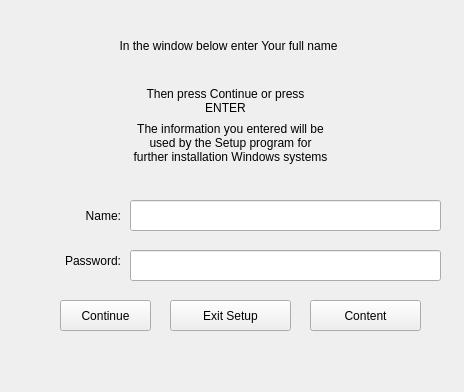
Before: the Qt Designer form mainInstaller.ui in 11xdev-coder/windows_3_1_pyqt, drawn with Qt 5.
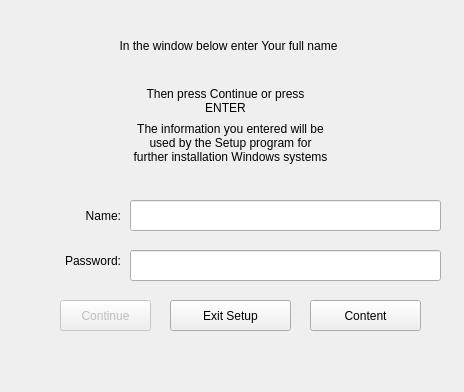
After: the same form once the commit is applied. Icons and pictures are not drawn.

Diff of the .ui file:
```diff
--- a/mainInstaller.ui
+++ b/mainInstaller.ui
@@ -97,6 +97,9 @@
     </property>
    </widget>
    <widget class="QPushButton" name="pushButton">
+    <property name="enabled">
+     <bool>false</bool>
+    </property>
     <property name="geometry">
      <rect>
       <x>60</x>
```
